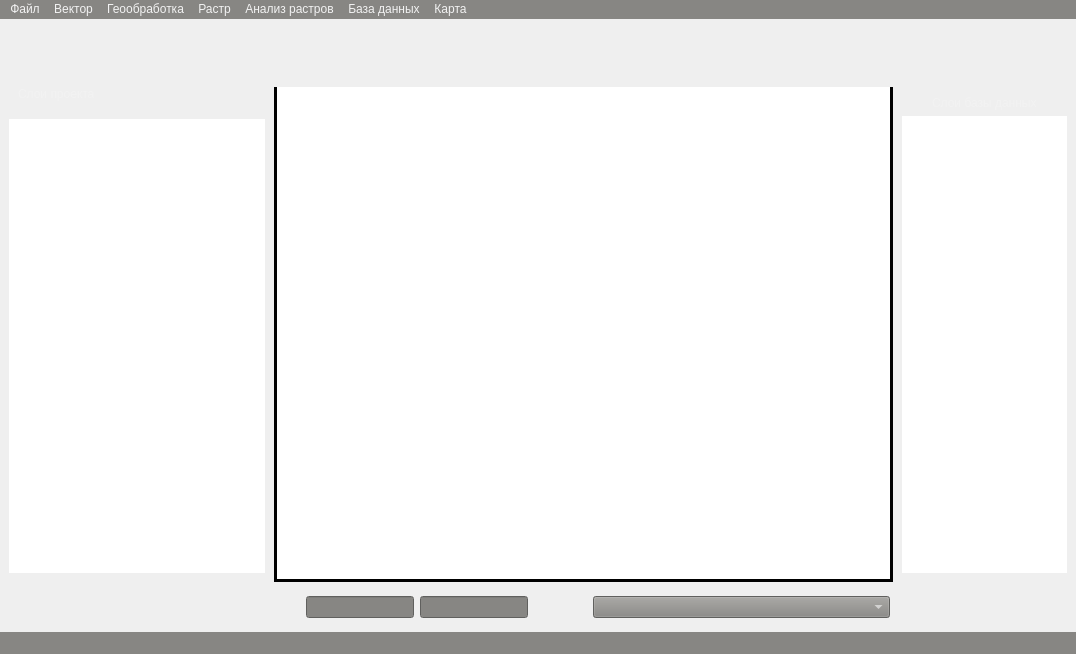
Above: src/mainwindow.ui from Doggerr111/VRSA before the change. Below: the same form after it.
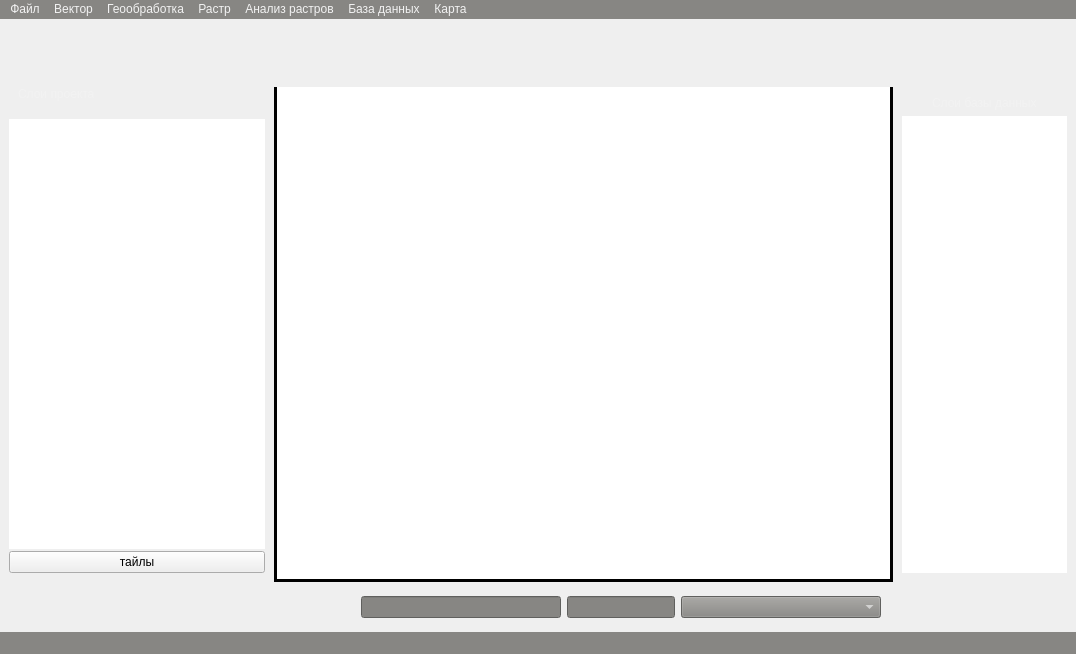
That is the form after the change. Icons and pictures are not drawn. Custom widgets are drawn as their Qt base class.

What changed in the file:
```diff
--- a/src/mainwindow.ui
+++ b/src/mainwindow.ui
@@ -605,6 +605,13 @@
             </column>
            </widget>
           </item>
+          <item>
+           <widget class="QPushButton" name="pushButton">
+            <property name="text">
+             <string>тайлы</string>
+            </property>
+           </widget>
+          </item>
          </layout>
         </widget>
        </item>
@@ -876,6 +883,12 @@
               <verstretch>0</verstretch>
              </sizepolicy>
             </property>
+            <property name="minimumSize">
+             <size>
+              <width>200</width>
+              <height>0</height>
+             </size>
+            </property>
             <property name="styleSheet">
              <string notr="true">background-color: rgb(135, 134, 131)</string>
             </property>
@@ -892,16 +905,22 @@
             <property name="styleSheet">
              <string notr="true">background-color: rgb(135, 134, 131)</string>
             </property>
-           </widget>
-          </item>
-         </layout>
         </widget>
        </item>
        <item>
         <widget class="LIPCRSComboBox" name="crsComboBox">
+            <property name="minimumSize">
+             <size>
+              <width>200</width>
+              <height>0</height>
+             </size>
+            </property>
          <property name="styleSheet">
           <string notr="true">background-color: rgb(135, 134, 131)</string>
          </property>
+           </widget>
+          </item>
+         </layout>
         </widget>
        </item>
        <item>
```
Left out of the diff: 4 changed lines with no effect on the pictures. Lines whose indentation alone changed are shown as unchanged.
